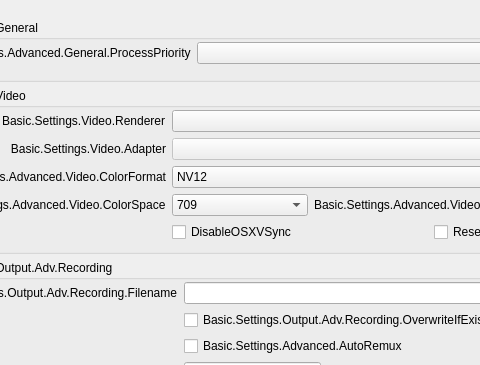
Err0rTV/obs-studio, file UI/forms/OBSBasicSettings.ui: the form before one commit; both pictures show x 245 to 725 and y 0 to 365 of the 981 by 726 pixel window.
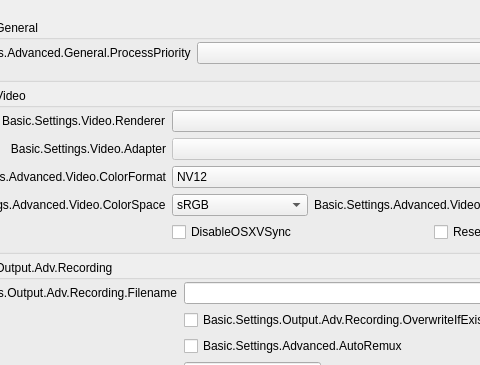
The form after the commit. The open tabs and pages were chosen to show the change. Icons and pictures are not drawn. Custom widgets are drawn as their Qt base class.

Patch:
```diff
--- a/UI/forms/OBSBasicSettings.ui
+++ b/UI/forms/OBSBasicSettings.ui
@@ -3984,8 +3984,8 @@
              <rect>
               <x>0</x>
               <y>0</y>
-              <width>596</width>
-              <height>781</height>
+              <width>791</width>
+              <height>970</height>
              </rect>
             </property>
             <layout class="QVBoxLayout" name="verticalLayout_23">
@@ -4192,6 +4192,11 @@
                      </property>
                      <item>
                       <widget class="QComboBox" name="colorSpace">
+                       <item>
+                        <property name="text">
+                         <string notr="true">sRGB</string>
+                        </property>
+                       </item>
                        <item>
                         <property name="text">
                          <string notr="true">709</string>
```
Left out of the diff: 30 changed lines with no effect on the pictures.
